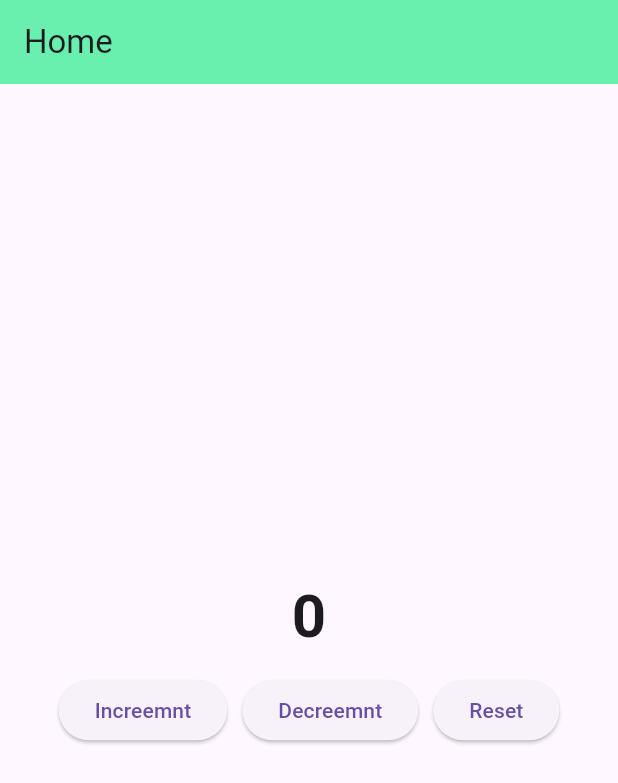
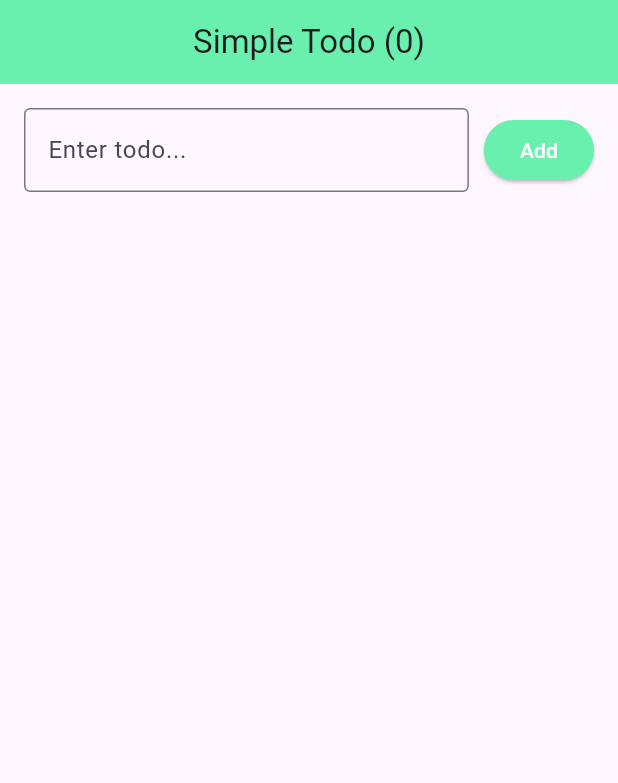
Before and after one commit to bdrasel/flutter-learning, a Flutter app: the screen it shows after launch, on a phone screen of 412 x 824 dp. Shown: the top 783 px of the screen. Run offline on Flutter 3.47's test engine with Material 3 defaults, Android fonts, the phone set to English and light mode, and no system bars.

Commit message:
todo app

```diff
--- a/lib/main.dart
+++ b/lib/main.dart
@@ -14,59 +14,88 @@ class MyApp extends StatelessWidget {
       theme: ThemeData(primarySwatch: Colors.green),
       darkTheme: ThemeData(primarySwatch: Colors.brown),
       debugShowCheckedModeBanner: false,
-      home: HomeActivity(),
+      home: TodoPage(),
     );
   }
 }
 
-class HomeActivity extends StatefulWidget {
+// class HomeActivity extends StatefulWidget {
+//   @override
+//   _HomeActivityState createState() => _HomeActivityState();
+// }
+
+class TodoPage extends StatefulWidget {
   @override
-  _HomeActivityState createState() => _HomeActivityState();
+  State<TodoPage> createState() => _TodoPageState();
 }
 
-class _HomeActivityState extends State<HomeActivity> {
-  int count = 0;
+class _TodoPageState extends State<TodoPage> {
+  final TextEditingController _controller = TextEditingController();
+  List<String> todos = [];
 
-  void increment() {
+  void addTodo() {
+    if (_controller.text.trim().isEmpty) return;
     setState(() {
-      count++;
+      todos.add(_controller.text.trim());
+      _controller.clear();
     });
   }
 
-  void decrement() {
+  void removeTodo(int index) {
     setState(() {
-      count--;
-    });
-  }
-
-  void reset() {
-    setState(() {
-      count = 0;
+      todos.removeAt(index);
     });
   }
 
   @override
   Widget build(BuildContext context) {
     return Scaffold(
-      appBar: AppBar(title: Text("Home"), backgroundColor: Colors.greenAccent),
-      body: Center(
+      appBar: AppBar(
+        title: Text("Simple Todo (${todos.length})"),
+        backgroundColor: Colors.greenAccent,
+        centerTitle: true,
+      ),
+      body: Padding(
+        padding: const EdgeInsets.all(16.0),
         child: Column(
-          mainAxisAlignment: MainAxisAlignment.center,
           children: [
-            Text(
-              "$count",
-              style: TextStyle(fontSize: 40, fontWeight: FontWeight.bold),
+            Row(
+              children: [
+                Expanded(
+                  child: TextField(
+                    controller: _controller,
+                    decoration: InputDecoration(
+                      hintText: "Enter todo...",
+                      border: OutlineInputBorder(),
+                    ),
+                  ),
+                ),
+                SizedBox(width: 10),
+                ElevatedButton(
+                  onPressed: addTodo,
+                  style: ElevatedButton.styleFrom(
+                    backgroundColor: Colors.greenAccent,
+                  ),
+                  child: Text('Add', style: TextStyle(color: Colors.white)),
+                ),
+              ],
             ),
-            const SizedBox(height: 10),
-            Row(
-              mainAxisAlignment: MainAxisAlignment.center,
-              children: [
-                ElevatedButton(onPressed: increment, child: Text("Increemnt")),
-                const SizedBox(width: 10),
-                ElevatedButton(onPressed: decrement, child: Text("Decreemnt")),
-                const SizedBox(width: 10),
-                ElevatedButton(onPressed: reset, child: Text("Reset")),
-              ],
+            SizedBox(height: 20),
+
+            //
+            Expanded(
+              child: ListView.builder(
+                itemCount: todos.length,
+                itemBuilder: (context, index) {
+                  return Card(
+                    child: ListTile(
+                      title: Text(todos[index]),
+                      trailing: Icon(Icons.delete, color: Colors.red),
+                      onTap: () => removeTodo(index),
+                    ),
+                  );
+                },
+              ),
             ),
           ],
         ),
```
